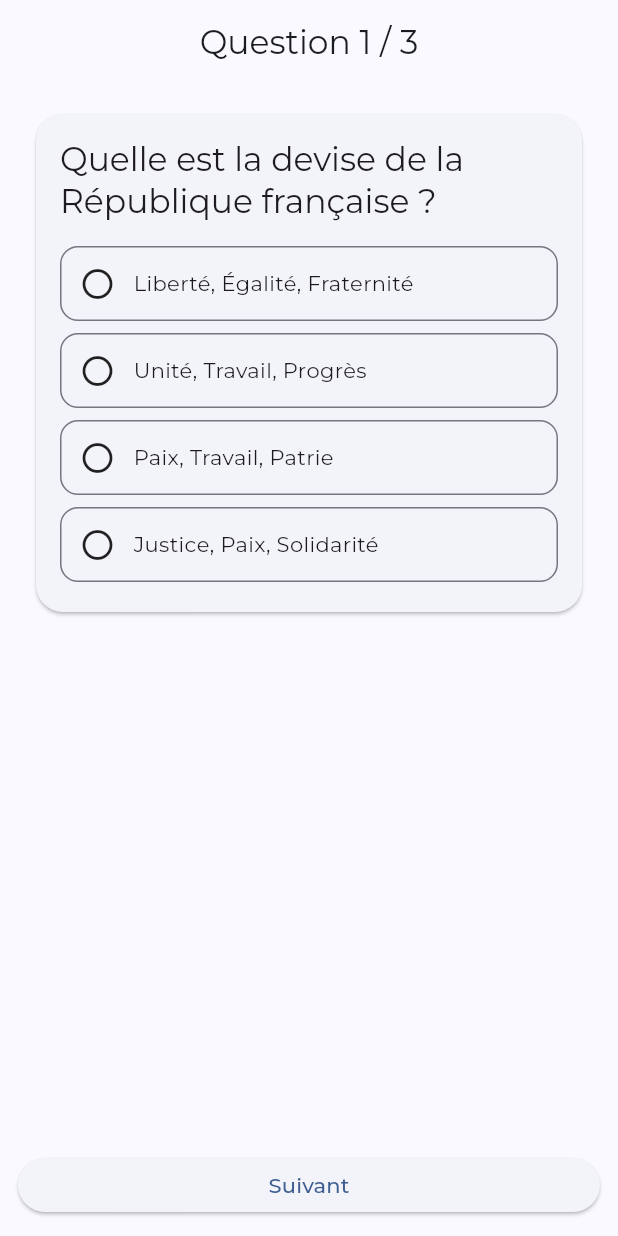
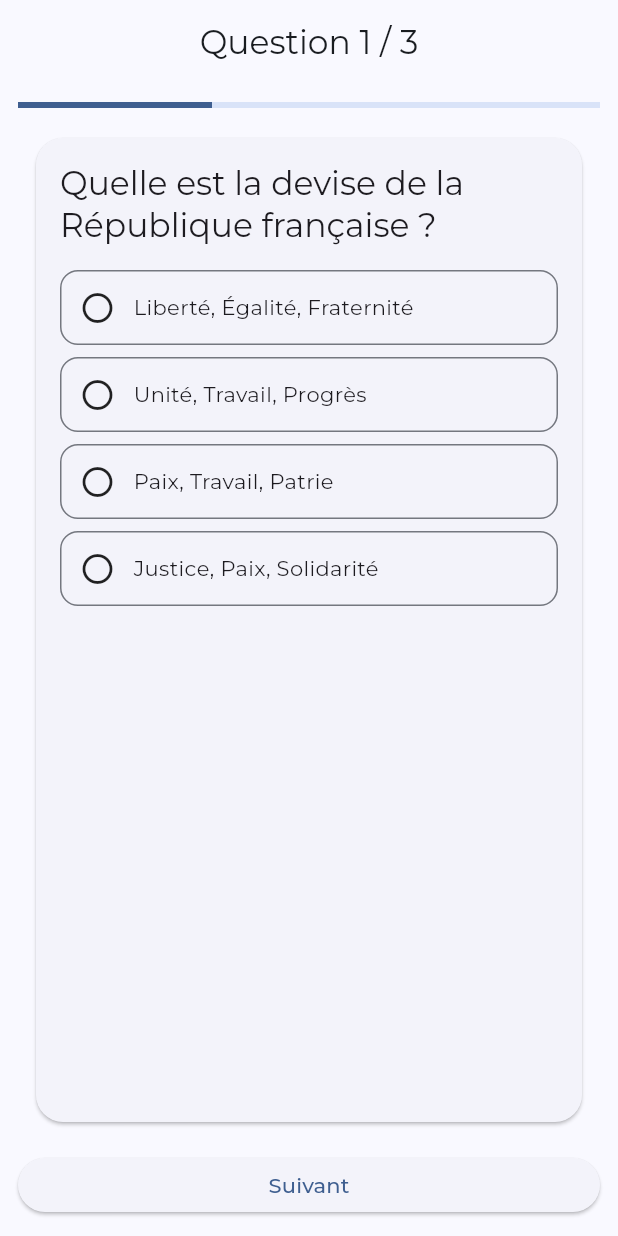
Before and after one commit to Myoxsis/french_citizenship_app, a Flutter app: the QuizScreen screen opened by its route, on a phone screen of 412 x 824 dp. Run offline on Flutter 3.47's test engine with Material 3 defaults, Android fonts, the light colour scheme and no system bars; our stand-ins replace easy_localization, flutter_riverpod, go_router, google_fonts, shared_preferences; accounts and stored records are empty.

Commit message:
Add animated quiz progress indicator

```diff
--- a/lib/screens/quiz_screen.dart
+++ b/lib/screens/quiz_screen.dart
@@ -44,13 +44,40 @@ class _QuizScreenState extends ConsumerState<QuizScreen> {
         padding: const EdgeInsets.all(12),
         child: Column(
           children: [
-            QuestionCard(
-              question: s.questions[s.index],
-              selectedIndex: s.answers[s.index],
-              onSelected: (i) =>
-                  ref.read(quizControllerProvider.notifier).answerCurrent(i),
+            TweenAnimationBuilder<double>(
+              duration: const Duration(milliseconds: 300),
+              tween: Tween<double>(
+                begin: s.index / s.total,
+                end: (s.index + 1) / s.total,
+              ),
+              builder: (context, value, _) =>
+                  LinearProgressIndicator(value: value),
             ),
-            const Spacer(),
+            const SizedBox(height: 12),
+            Expanded(
+              child: AnimatedSwitcher(
+                duration: const Duration(milliseconds: 300),
+                transitionBuilder: (child, animation) => FadeTransition(
+                  opacity: animation,
+                  child: SlideTransition(
+                    position: Tween<Offset>(
+                      begin: const Offset(0.1, 0),
+                      end: Offset.zero,
+                    ).animate(animation),
+                    child: child,
+                  ),
+                ),
+                child: QuestionCard(
+                  key: ValueKey(s.index),
+                  question: s.questions[s.index],
+                  selectedIndex: s.answers[s.index],
+                  onSelected: (i) => ref
+                      .read(quizControllerProvider.notifier)
+                      .answerCurrent(i),
+                ),
+              ),
+            ),
+            const SizedBox(height: 12),
             Row(
               children: [
                 Expanded(
```
